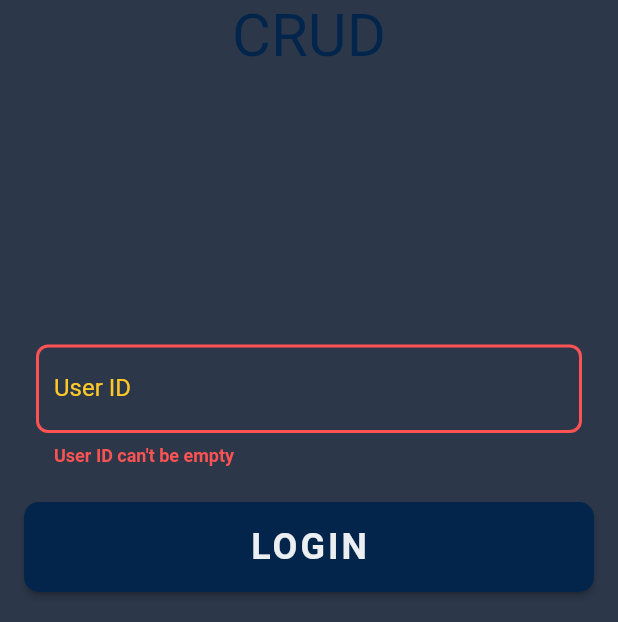
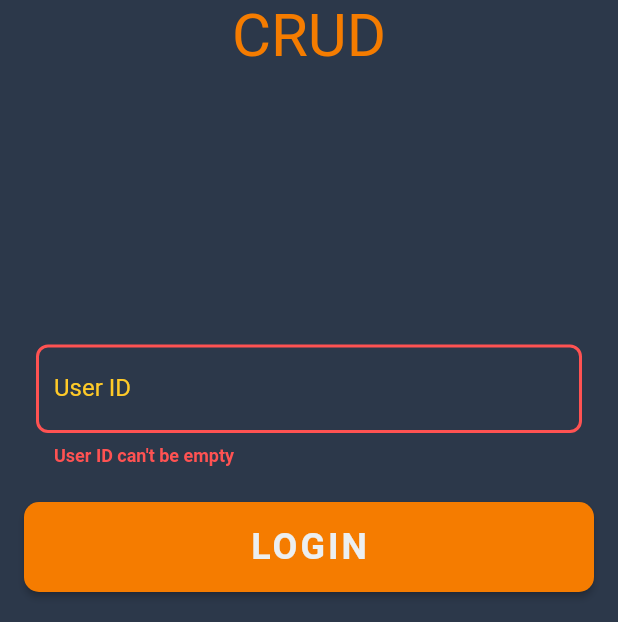
Before and after one commit to roshanlam/FlutterToDoApp, a Flutter app: the screen it shows after launch, after a tap on "LOGIN", on a phone screen of 412 x 824 dp, the part 614-1236 px from its top. Run offline on Flutter 3.47's test engine with Material 2 defaults, Android fonts, the phone set to English and light mode, and no system bars; our stand-ins replace cloud_firestore, firebase_core; accounts and stored records are empty.

Commit message:
inital commit

```diff
--- a/lib/components/add_item_form.dart
+++ b/lib/components/add_item_form.dart
@@ -95,8 +95,7 @@ class _AddItemFormState extends State<AddItemForm> {
                   padding: const EdgeInsets.all(16.0),
                   child: CircularProgressIndicator(
                     valueColor: AlwaysStoppedAnimation<Color>(
-                      //CustomColors.firebaseOrange,
-                      CustomColors.blueColor,
+                      CustomColors.firebaseOrange,
                     ),
                   ),
                 )
@@ -105,8 +104,7 @@ class _AddItemFormState extends State<AddItemForm> {
                   child: ElevatedButton(
                     style: ButtonStyle(
                       backgroundColor: MaterialStateProperty.all(
-                        //CustomColors.firebaseOrange,
-                        CustomColors.blueColor,
+                        CustomColors.firebaseOrange,
                       ),
                       shape: MaterialStateProperty.all(
                         RoundedRectangleBorder(
--- a/lib/components/app_bar_title.dart
+++ b/lib/components/app_bar_title.dart
@@ -23,7 +23,7 @@ class AppBarTitle extends StatelessWidget {
         Text(
           ' CRUD',
           style: TextStyle(
-            color: CustomColors.blueColor, // CustomColors.firebaseOrange,
+            color: CustomColors.firebaseOrange,
             fontSize: 18,
           ),
         ),
--- a/lib/components/edit_item_form.dart
+++ b/lib/components/edit_item_form.dart
@@ -115,8 +115,7 @@ class _EditItemFormState extends State<EditItemForm> {
                   padding: const EdgeInsets.all(16.0),
                   child: CircularProgressIndicator(
                     valueColor: AlwaysStoppedAnimation<Color>(
-                      //CustomColors.firebaseOrange,
-                      CustomColors.blueColor,
+                      CustomColors.firebaseOrange,
                     ),
                   ),
                 )
@@ -125,8 +124,7 @@ class _EditItemFormState extends State<EditItemForm> {
                   child: ElevatedButton(
                     style: ButtonStyle(
                       backgroundColor: MaterialStateProperty.all(
-                        //CustomColors.firebaseOrange,
-                        CustomColors.blueColor,
+                        CustomColors.firebaseOrange,
                       ),
                       shape: MaterialStateProperty.all(
                         RoundedRectangleBorder(
--- a/lib/components/item_list.dart
+++ b/lib/components/item_list.dart
@@ -60,8 +60,7 @@ class ItemList extends StatelessWidget {
         return Center(
           child: CircularProgressIndicator(
             valueColor: AlwaysStoppedAnimation<Color>(
-              //CustomColors.firebaseOrange,
-              CustomColors.blueColor,
+              CustomColors.firebaseOrange,
             ),
           ),
         );
--- a/lib/components/login_form.dart
+++ b/lib/components/login_form.dart
@@ -56,8 +56,7 @@ class _LoginFormState extends State<LoginForm> {
               child: ElevatedButton(
                 style: ButtonStyle(
                   backgroundColor: MaterialStateProperty.all(
-                    //CustomColors.firebaseOrange,
-                    CustomColors.blueColor,
+                    CustomColors.firebaseOrange,
                   ),
                   shape: MaterialStateProperty.all(
                     RoundedRectangleBorder(
--- a/lib/pages/dashboard_screen.dart
+++ b/lib/pages/dashboard_screen.dart
@@ -31,7 +31,7 @@ class _DashboardScreenState extends State<DashboardScreen> {
             ),
           );
         },
-        backgroundColor: CustomColors.blueColor, // CustomColors.firebaseOrange,
+        backgroundColor: CustomColors.firebaseOrange,
         child: Icon(
           Icons.add,
           color: Colors.white,
--- a/lib/pages/login_screen.dart
+++ b/lib/pages/login_screen.dart
@@ -57,8 +57,7 @@ class _LoginScreenState extends State<LoginScreen> {
                       Text(
                         'CRUD',
                         style: TextStyle(
-                          color: CustomColors
-                              .blueColor, // CustomColors.firebaseOrange,
+                          color: CustomColors.firebaseOrange,
                           fontSize: 40,
                         ),
                       ),
@@ -76,8 +75,7 @@ class _LoginScreenState extends State<LoginScreen> {
                     }
                     return CircularProgressIndicator(
                       valueColor: AlwaysStoppedAnimation<Color>(
-                        //CustomColors.firebaseOrange,
-                        CustomColors.blueColor,
+                        CustomColors.firebaseOrange,
                       ),
                     );
                   },
```
